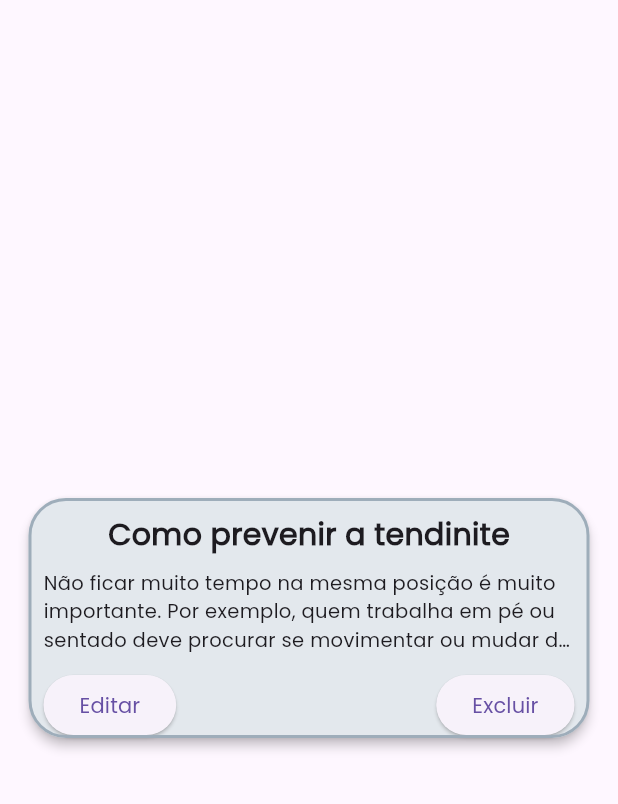
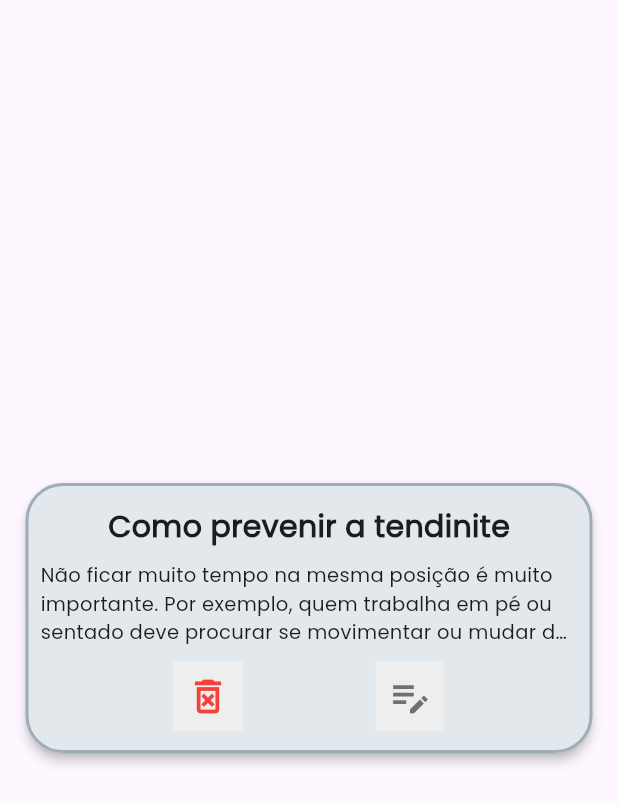
Before and after one commit to dvdgd/prev-ler-proj-mobile, a Flutter app: the CardEditDeleteContent widget shown alone on an empty page, opened directly, on a phone screen of 412 x 824 dp. Shown: the top 804 px of the screen. Run offline on Flutter 3.47's test engine with Material 2 defaults, Android fonts, the phone set to English and light mode, and no system bars; our stand-ins replace flutter_dotenv, flutter_riverpod, flutter_secure_storage; accounts and stored records are empty.

Commit message:
icones  card de editar/deletar conteúdo com click

```diff
--- a/lib/widgets/card_edit_del_content.dart
+++ b/lib/widgets/card_edit_del_content.dart
@@ -33,9 +33,9 @@ class CardEditDeleteContent extends StatelessWidget {
   Widget build(BuildContext context) {
     return Center(
       child: Padding(
-        padding: const EdgeInsets.symmetric(horizontal: 15),
+        padding: const EdgeInsets.symmetric(horizontal: 13),
         child: Card(
-          color: Color.fromARGB(255, 227, 232, 237),
+          color: const Color.fromARGB(255, 227, 232, 237),
           elevation: 3,
           shape: const RoundedRectangleBorder(
               side: BorderSide(
@@ -44,7 +44,7 @@ class CardEditDeleteContent extends StatelessWidget {
               ),
               borderRadius: BorderRadius.all(Radius.circular(25))),
           child: SizedBox(
-            height: 160,
+            height: 180,
             child: Padding(
               padding: const EdgeInsets.symmetric(horizontal: 10, vertical: 10),
               child: Column(
@@ -68,15 +68,43 @@ class CardEditDeleteContent extends StatelessWidget {
                   ),
                   const SizedBox(height: 10),
                   Row(
-                    mainAxisAlignment: MainAxisAlignment.spaceBetween,
+                    mainAxisAlignment: MainAxisAlignment.spaceEvenly,
                     children: [
-                      ElevatedButton(
-                        onPressed: () {},
-                        child: const Text('Editar'),
+                      InkWell(
+                        onTap: () {
+                          //função a ser executada quando o ícone for clicado
+                        },
+                        child: Container(
+                          decoration: BoxDecoration(
+                            color: Colors.grey[200],
+                          ),
+                          child: const Padding(
+                            padding: EdgeInsets.all(8.0),
+                            child: Icon(
+                              Icons.delete_forever_outlined,
+                              color: Colors.red,
+                              size: 30,
+                            ),
+                          ),
+                        ),
                       ),
-                      ElevatedButton(
-                        onPressed: () {},
-                        child: const Text('Excluir'),
+                      InkWell(
+                        onTap: () {
+                          //função a ser executada quando o ícone for clicado
+                        },
+                        child: Container(
+                          decoration: BoxDecoration(
+                            color: Colors.grey[200],
+                          ),
+                          child: const Padding(
+                            padding: EdgeInsets.all(8.0),
+                            child: Icon(
+                              Icons.edit_note_sharp,
+                              color: Color.fromARGB(255, 112, 112, 112),
+                              size: 30,
+                            ),
+                          ),
+                        ),
                       ),
                     ],
                   ),
```
